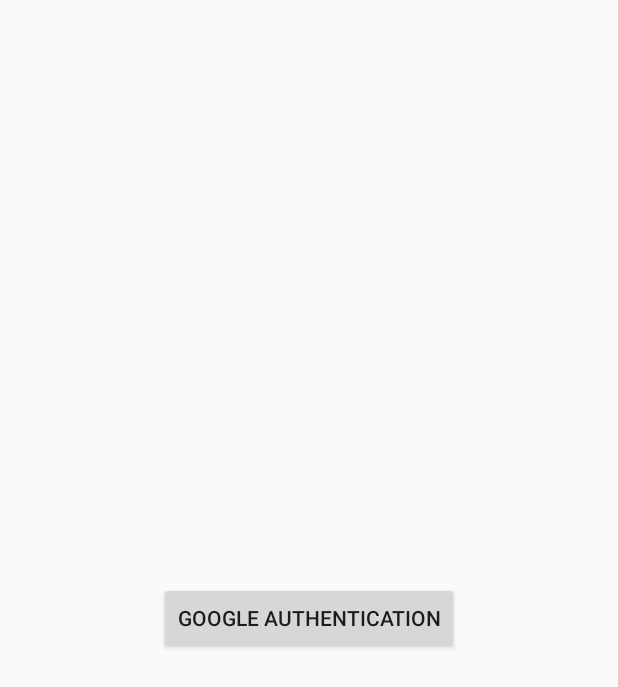
After one commit to kumar-sanju/My-Note, an Android app: the layout activity_google_auth.xml on its own in the app's theme, with its tools: preview values and no code run, on a phone screen of 412 x 824 dp. The commit adds this screen. Shown: the top 687 px of the screen. Run offline under Robolectric (Android 15) with nearby library versions, the phone set to English and light mode, and no system bars.

Commit message:
Google auth added to github

```diff
--- a/app/build.gradle.kts
+++ b/app/build.gradle.kts
@@ -34,6 +34,7 @@ android {
 }
 
 dependencies {
+    implementation(libs.activity)
     val kotlinVersion = "1.8.22"
 
     implementation("androidx.core:core-ktx:1.7.0")
@@ -49,6 +50,9 @@ dependencies {
     // Firebase
     implementation("com.google.firebase:firebase-database:20.1.0")
     implementation("com.google.firebase:firebase-storage:20.1.0")
+    implementation(platform("com.google.firebase:firebase-bom:33.0.0"))
+    implementation("com.google.firebase:firebase-auth")
+    implementation("com.google.android.gms:play-services-auth:21.2.0")
 
     // Glide
     implementation("com.github.bumptech.glide:glide:4.14.2")
--- /dev/null
+++ b/app/src/main/res/layout/activity_google_auth.xml
@@ -0,0 +1,27 @@
+<?xml version="1.0" encoding="utf-8"?>
+<androidx.constraintlayout.widget.ConstraintLayout xmlns:android="http://schemas.android.com/apk/res/android"
+    xmlns:app="http://schemas.android.com/apk/res-auto"
+    xmlns:tools="http://schemas.android.com/tools"
+    android:id="@+id/main"
+    android:layout_width="match_parent"
+    android:layout_height="match_parent"
+    tools:context=".googleAuth.GoogleAuthActivity">
+
+
+    <androidx.constraintlayout.widget.ConstraintLayout
+        android:layout_width="match_parent"
+        android:layout_height="match_parent"
+        tools:layout_editor_absoluteX="0dp"
+        tools:layout_editor_absoluteY="-362dp">
+
+        <Button
+            android:id="@+id/button"
+            android:layout_width="wrap_content"
+            android:layout_height="wrap_content"
+            android:text="Google Authentication"
+            app:layout_constraintBottom_toBottomOf="parent"
+            app:layout_constraintEnd_toEndOf="parent"
+            app:layout_constraintStart_toStartOf="parent"
+            app:layout_constraintTop_toTopOf="parent" />
+    </androidx.constraintlayout.widget.ConstraintLayout>
+</androidx.constraintlayout.widget.ConstraintLayout>
--- a/app/src/main/res/values/strings.xml
+++ b/app/src/main/res/values/strings.xml
@@ -1,3 +1,4 @@
 <resources>
     <string name="app_name">My Note</string>
+    <string name="default_web_client_ids">371382856688-94h0b7l243idp5o4bjonlkph0s4j8l46.apps.googleusercontent.com</string>
 </resources>
```
Also changed, not shown: app/src/main/AndroidManifest.xml (+11 -6 lines), app/src/main/java/com/smart/mynote/MainActivity.java (+27 -1 lines), app/src/main/java/com/smart/mynote/googleAuth/GoogleAuthActivity.java (added, +125 -0 lines), app/src/main/res/drawable/logout.xml (added, +9 -0 lines), app/src/main/res/layout/activity_main.xml (+15 -4 lines).
